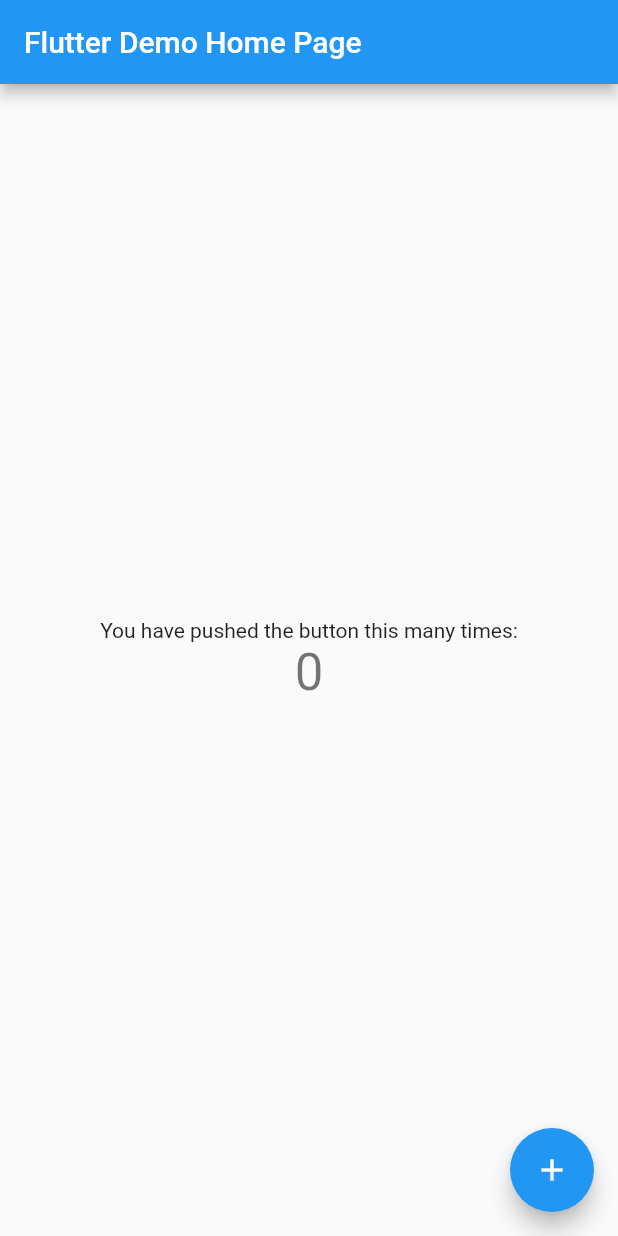
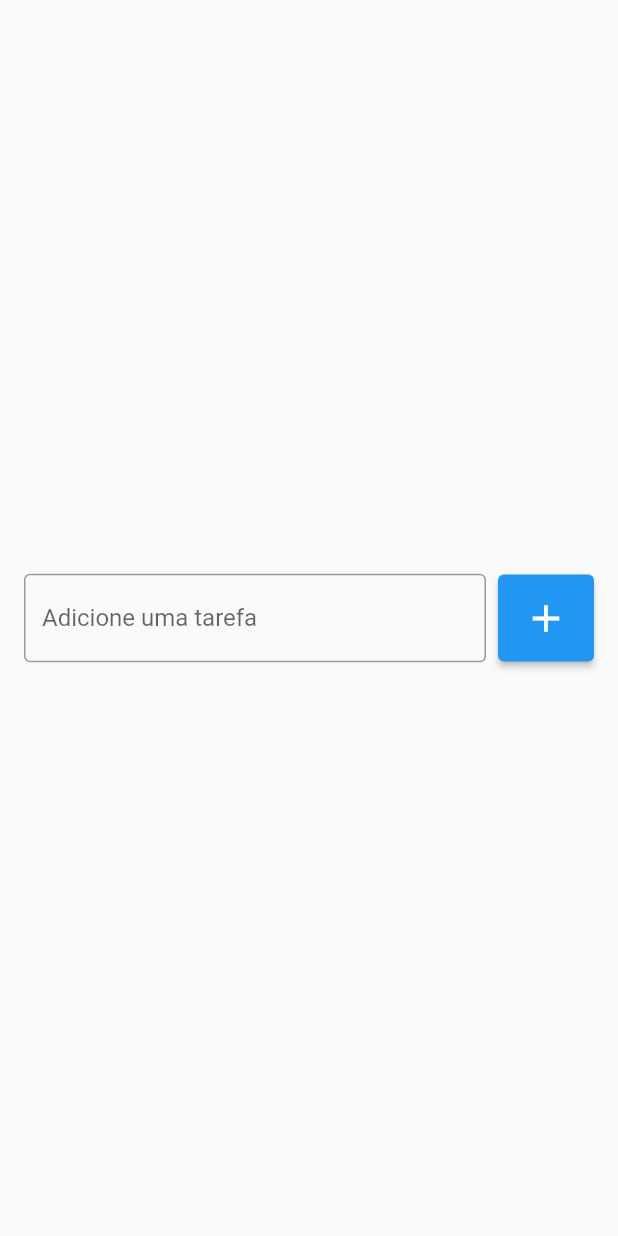
Before and after one commit to jlajuniorkll/dartt-todo, a Flutter app: the screen it shows after launch, on a phone screen of 412 x 824 dp. Run offline on Flutter 3.47's test engine with Material 2 defaults, Android fonts, the phone set to English and light mode, and no system bars.

Commit message:
commit para macOS

```diff
--- a/lib/main.dart
+++ b/lib/main.dart
@@ -1,3 +1,4 @@
+import 'package:dartt_todo/pages/todo_list_page.dart';
 import 'package:flutter/material.dart';
 
 void main() {
@@ -7,109 +8,10 @@
 class MyApp extends StatelessWidget {
   const MyApp({Key? key}) : super(key: key);
 
-  // This widget is the root of your application.
   @override
   Widget build(BuildContext context) {
-    return MaterialApp(
-      title: 'Flutter Demo',
-      theme: ThemeData(
-        // This is the theme of your application.
-        //
-        // Try running your application with "flutter run". You'll see the
-        // application has a blue toolbar. Then, without quitting the app, try
-        // changing the primarySwatch below to Colors.green and then invoke
-        // "hot reload" (press "r" in the console where you ran "flutter run",
-        // or simply save your changes to "hot reload" in a Flutter IDE).
-        // Notice that the counter didn't reset back to zero; the application
-        // is not restarted.
-        primarySwatch: Colors.blue,
-      ),
-      home: const MyHomePage(title: 'Flutter Demo Home Page'),
+    return const MaterialApp(
+      home: TodoListPage(),
     );
   }
 }
-
-class MyHomePage extends StatefulWidget {
-  const MyHomePage({Key? key, required this.title}) : super(key: key);
-
-  // This widget is the home page of your application. It is stateful, meaning
-  // that it has a State object (defined below) that contains fields that affect
-  // how it looks.
-
-  // This class is the configuration for the state. It holds the values (in this
-  // case the title) provided by the parent (in this case the App widget) and
-  // used by the build method of the State. Fields in a Widget subclass are
-  // always marked "final".
-
-  final String title;
-
-  @override
-  State<MyHomePage> createState() => _MyHomePageState();
-}
-
-class _MyHomePageState extends State<MyHomePage> {
-  int _counter = 0;
-
-  void _incrementCounter() {
-    setState(() {
-      // This call to setState tells the Flutter framework that something has
-      // changed in this State, which causes it to rerun the build method below
-      // so that the display can reflect the updated values. If we changed
-      // _counter without calling setState(), then the build method would not be
-      // called again, and so nothing would appear to happen.
-      _counter++;
-    });
-  }
-
-  @override
-  Widget build(BuildContext context) {
-    // This method is rerun every time setState is called, for instance as done
-    // by the _incrementCounter method above.
-    //
-    // The Flutter framework has been optimized to make rerunning build methods
-    // fast, so that you can just rebuild anything that needs updating rather
-    // than having to individually change instances of widgets.
-    return Scaffold(
-      appBar: AppBar(
-        // Here we take the value from the MyHomePage object that was created by
-        // the App.build method, and use it to set our appbar title.
-        title: Text(widget.title),
-      ),
-      body: Center(
-        // Center is a layout widget. It takes a single child and positions it
-        // in the middle of the parent.
-        child: Column(
-          // Column is also a layout widget. It takes a list of children and
-          // arranges them vertically. By default, it sizes itself to fit its
-          // children horizontally, and tries to be as tall as its parent.
-          //
-          // Invoke "debug painting" (press "p" in the console, choose the
-          // "Toggle Debug Paint" action from the Flutter Inspector in Android
-          // Studio, or the "Toggle Debug Paint" command in Visual Studio Code)
-          // to see the wireframe for each widget.
-          //
-          // Column has various properties to control how it sizes itself and
-          // how it positions its children. Here we use mainAxisAlignment to
-          // center the children vertically; the main axis here is the vertical
-          // axis because Columns are vertical (the cross axis would be
-          // horizontal).
-          mainAxisAlignment: MainAxisAlignment.center,
-          children: <Widget>[
-            const Text(
-              'You have pushed the button this many times:',
-            ),
-            Text(
-              '$_counter',
-              style: Theme.of(context).textTheme.headline4,
-            ),
-          ],
-        ),
-      ),
-      floatingActionButton: FloatingActionButton(
-        onPressed: _incrementCounter,
-        tooltip: 'Increment',
-        child: const Icon(Icons.add),
-      ), // This trailing comma makes auto-formatting nicer for build methods.
-    );
-  }
-}
--- /dev/null
+++ b/lib/pages/todo_list_page.dart
@@ -0,0 +1,39 @@
+import 'package:flutter/material.dart';
+
+class TodoListPage extends StatelessWidget {
+  const TodoListPage({Key? key}) : super(key: key);
+
+  @override
+  Widget build(BuildContext context) {
+    return Scaffold(
+        body: Center(
+      child: Padding(
+        padding: const EdgeInsets.symmetric(
+          horizontal: 16.0,
+        ),
+        child: Row(
+          children: [
+            const Expanded(
+              child: TextField(
+                decoration: InputDecoration(
+                  border: OutlineInputBorder(),
+                  labelText: "Adicione uma tarefa",
+                  hintText: "Ex: Ir ao mercado",
+                ),
+              ),
+            ),
+            const SizedBox(
+              width: 8,
+            ),
+            ElevatedButton(
+              onPressed: () {},
+              style: ElevatedButton.styleFrom(
+                  primary: Colors.blue, padding: const EdgeInsets.all(14.0)),
+              child: const Icon(Icons.add, size: 30),
+            ),
+          ],
+        ),
+      ),
+    ));
+  }
+}
```
Also changed, not shown: 1 other file.
